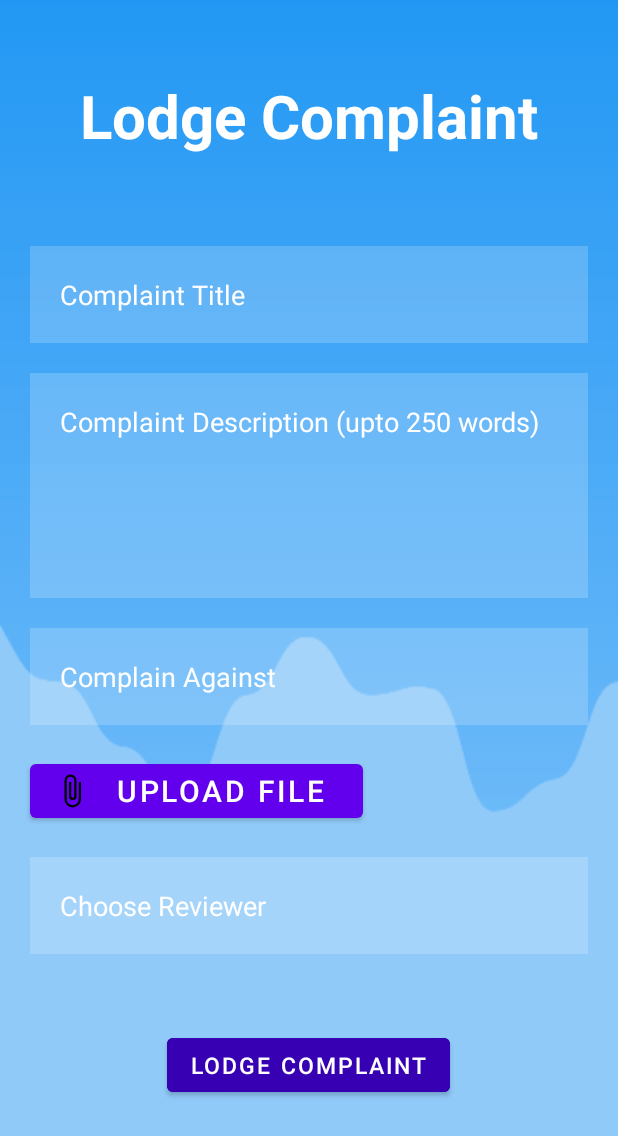
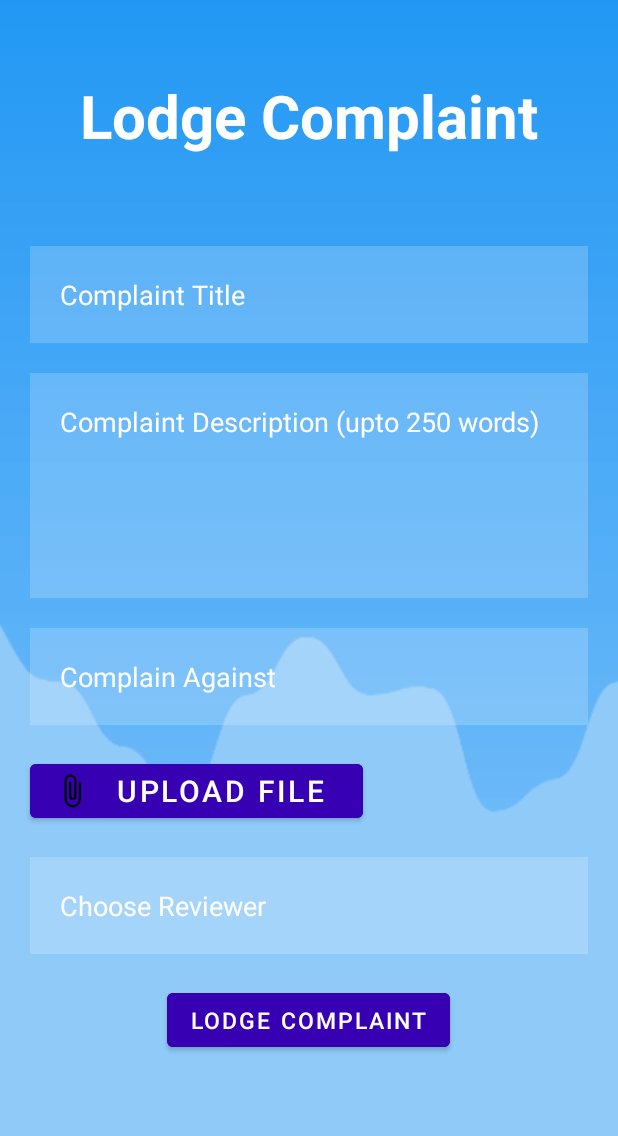
Before and after one commit to Moumi00/NSU-Complaint-Lodge-System, an Android app: the screen it shows after launch (LodgeComplaintActivity), on a phone screen of 412 x 824 dp. Shown: the top 1136 px of the screen. Run offline under Robolectric (Android 15) with nearby library versions, the phone set to English and light mode, and no system bars.

Commit message:
Halka change

```diff
--- a/Project/NSUCLS/app/src/main/java/com/example/nsucls/LodgeComplaintActivity.java
+++ b/Project/NSUCLS/app/src/main/java/com/example/nsucls/LodgeComplaintActivity.java
@@ -1,6 +1,8 @@
 package com.example.nsucls;
 
 import androidx.appcompat.app.AppCompatActivity;
+
+import android.content.Intent;
 import android.os.Bundle;
 import android.view.MotionEvent;
 import android.view.View;
@@ -59,6 +61,9 @@ public class LodgeComplaintActivity extends AppCompatActivity {
                 }
             }
         });
+    }
 
+    public void Upload(View view) {
+        startActivity(new Intent(LodgeComplaintActivity.this, Upload.class));
     }
 }
--- a/Project/NSUCLS/app/src/main/res/layout/activity_lodge_complaint.xml
+++ b/Project/NSUCLS/app/src/main/res/layout/activity_lodge_complaint.xml
@@ -72,8 +72,10 @@
         android:layout_marginLeft="20dp"
         android:layout_marginTop="20dp"
         android:textColor="@color/white"
+        android:onClick="Upload"
         android:textSize="20dp"
         android:drawableLeft="@drawable/paperclip"
+        android:backgroundTint="@color/design_default_color_primary_variant"
         android:gravity="center"/>
 
     <AutoCompleteTextView
@@ -89,16 +91,16 @@
         android:textColorHint="@color/white" />
 
     <com.google.android.material.button.MaterialButton
+        android:id="@+id/lodgeComplaintButton"
         android:layout_width="wrap_content"
         android:layout_height="wrap_content"
-        android:id="@+id/loginButton"
         android:layout_below="@id/complainReviewer"
         android:layout_centerHorizontal="true"
+        android:layout_marginStart="15dp"
+        android:layout_marginTop="20dp"
+        android:layout_marginBottom="15dp"
+        android:backgroundTint="@color/design_default_color_primary_variant"
         android:text="Lodge Complaint"
-        android:backgroundTint="@color/design_default_color_primary_variant"
-        android:layout_marginTop="50dp"
-        android:layout_marginBottom="10dp"
-        android:textSize="15dp"
-        />
+        android:textSize="15dp" />
 
 </RelativeLayout>
```
